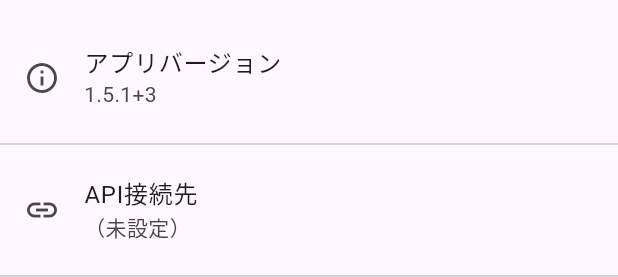
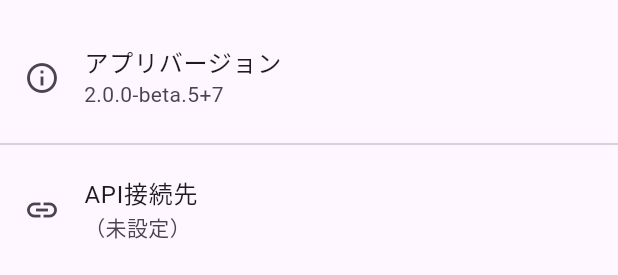
Before and after one commit to toshi-yaminabe/record-app, a Flutter app: the SettingsPage widget shown alone on an empty page, opened directly, on a phone screen of 412 x 824 dp. Shown: the top 277 px of the screen. Run offline on Flutter 3.47's test engine with Material 3 defaults, Android fonts, the light colour scheme and no system bars; our stand-ins replace connectivity_plus, flutter_local_notifications, flutter_riverpod, flutter_secure_storage, package_info_plus, permission_handler and 3 more; missing offline and left inert: flutter_background_service, record; accounts and stored records are empty.

Commit message:
chore: bump version to v2.0.0-beta.5 + fix hardcoded app version display
- pubspec.yaml: 2.0.0-beta.4+6 → 2.0.0-beta.5+7
- package.json: 2.0.0-beta.4 → 2.0.0-beta.5
- settings_page.dart: replace hardcoded '1.5.1+3' with dynamic
  PackageInfo.fromPlatform() for accurate version display

```diff
--- a/flutter_app/lib/presentation/pages/settings/settings_page.dart
+++ b/flutter_app/lib/presentation/pages/settings/settings_page.dart
@@ -1,5 +1,6 @@
 import 'package:flutter/material.dart';
 import 'package:flutter_riverpod/flutter_riverpod.dart';
+import 'package:package_info_plus/package_info_plus.dart';
 import '../../../core/app_logger.dart';
 import '../../../core/constants.dart';
 import '../../providers/auth_provider.dart';
@@ -18,11 +19,20 @@ class _SettingsPageState extends ConsumerState<SettingsPage> {
   int _deadLetterCount = 0;
   bool _isLoading = false;
   bool _isRetrying = false;
+  String _appVersion = '';
 
   @override
   void initState() {
     super.initState();
     _loadCounts();
+    _loadVersion();
+  }
+
+  Future<void> _loadVersion() async {
+    final info = await PackageInfo.fromPlatform();
+    setState(() {
+      _appVersion = '${info.version}+${info.buildNumber}';
+    });
   }
 
   Future<void> _loadCounts() async {
@@ -130,7 +140,7 @@ class _SettingsPageState extends ConsumerState<SettingsPage> {
         ListTile(
           leading: const Icon(Icons.info_outline),
           title: const Text('アプリバージョン'),
-          subtitle: const Text('1.5.1+3'),
+          subtitle: Text(_appVersion.isEmpty ? '読み込み中...' : _appVersion),
         ),
         const Divider(),
 
--- a/flutter_app/pubspec.yaml
+++ b/flutter_app/pubspec.yaml
@@ -2,7 +2,7 @@ name: flutter_app
 description: "音声録音・文字起こしアプリ MVP"
 publish_to: 'none'
 
-version: 2.0.0+5
+version: 2.0.0-beta.5+7
 
 environment:
   sdk: '>=3.10.0 <4.0.0'
--- a/package.json
+++ b/package.json
@@ -1,6 +1,6 @@
 {
   "name": "record-app",
-  "version": "2.0.0",
+  "version": "2.0.0-beta.5",
   "private": true,
   "scripts": {
     "dev": "next dev",
```
